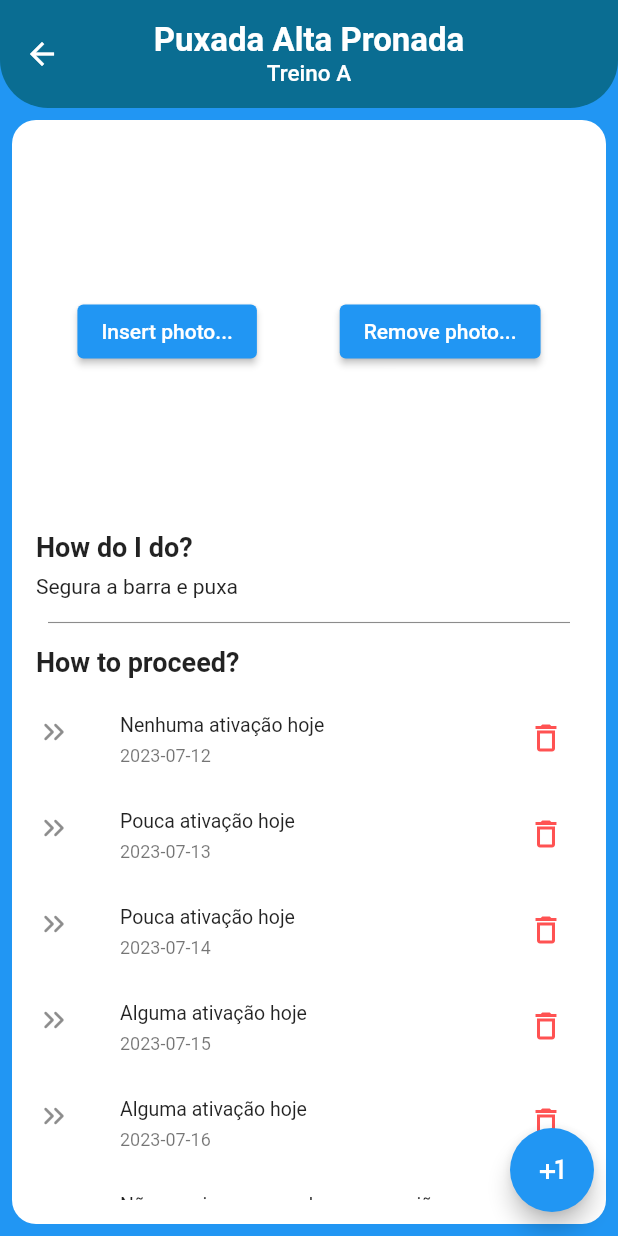
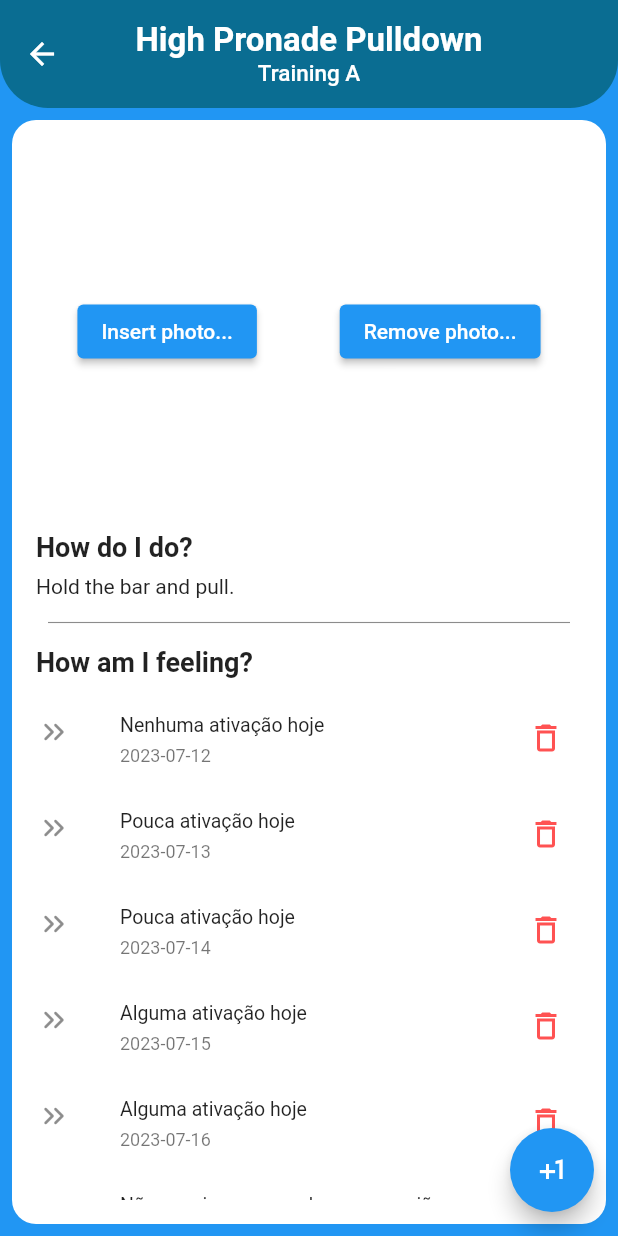
Before and after one commit to danilodequeiroz/flutter-gymapp-trail, a Flutter app: the ScreenGymExercise screen opened directly, on a phone screen of 412 x 824 dp. Run offline on Flutter 3.47's test engine with Material 2 defaults, Android fonts, the light colour scheme and no system bars; missing offline and left inert: logging_to_logcat; generated files the repository leaves out were written again.

Commit message:
moving mocks to its own place outside of ui classes; enabling exercise mock factory.dart with localized argument (dirty because it needs context class, for now ok; improving localization;

```diff
--- a/lib/l10n/app_en.arb
+++ b/lib/l10n/app_en.arb
@@ -32,6 +32,9 @@
   "highPronadePulldown": "High Pronade Pulldown",
   "@highPronadePulldown": {},
 
+  "holdTheBarAndPull": "Hold the bar and pull.",
+  "@holdTheBarAndPull": {},
+
   "trainingA": "Training A",
   "@rainingA": {},
 
@@ -44,7 +47,7 @@
   "howToDoKeyLabel": "How do I do?",
   "@howToDoKeyLabel": {},
 
-  "howAmIFeelingKeyLabel": "How to proceed?",
+  "howAmIFeelingKeyLabel": "How am I feeling?",
   "@howAmIFeelingKeyLabel": {},
 
   "formEmailKeyLabel": "E-mail",
--- a/lib/l10n/app_pt.arb
+++ b/lib/l10n/app_pt.arb
@@ -31,6 +31,9 @@
 
   "highPronadePulldown": "Puxada Alta Pronada",
   "@highPronadePulldown": {},
+
+  "holdTheBarAndPull": "Segura a barra e puxa.",
+  "@holdTheBarAndPull": {},
 
   "trainingA": "Treino A",
   "@rainingA": {},
--- a/lib/main.dart
+++ b/lib/main.dart
@@ -1,6 +1,4 @@
 import 'package:flutter/material.dart';
-import 'package:flutter_gymapp/models/model_exercise.dart';
-import 'package:flutter_gymapp/ui/ui_screen_auth.dart';
 import 'package:flutter_gymapp/ui/ui_screen_gym_exercise.dart';
 import 'package:flutter_localizations/flutter_localizations.dart';
 import 'package:logging_to_logcat/logging_to_logcat.dart';
@@ -39,7 +37,7 @@ class MyApp extends StatelessWidget {
         Locale('en'),
         Locale('pt'),
       ],
-      home: ScreenAuth(),
+      home: ScreenGymExercise (),
     );
   }
 }
--- /dev/null
+++ b/lib/models/mock/factory.dart
@@ -0,0 +1,28 @@
+import 'package:flutter/widgets.dart';
+import 'package:flutter_gymapp/localization/localization.dart';
+import 'package:flutter_gymapp/models/model_exercise.dart';
+import 'package:flutter_gymapp/models/model_feeling.dart';
+
+class MockFactory {
+  static Exercise getExercise(BuildContext context) {
+    return Exercise(id: "EX001",
+        name: appLocalization(context).highPronadePulldown,
+        training: appLocalization(context).trainingA,
+        howTo: appLocalization(context).holdTheBarAndPull);
+  }
+
+  static List<Feeling> someFeelingList() {
+    return [
+      Feeling(
+          id: "FE001", feeling: "Nenhuma ativação hoje", date: "2023-07-12"),
+      Feeling(id: "FE002", feeling: "Pouca ativação hoje", date: "2023-07-13"),
+      Feeling(id: "FE003", feeling: "Pouca ativação hoje", date: "2023-07-14"),
+      Feeling(id: "FE004", feeling: "Alguma ativação hoje", date: "2023-07-15"),
+      Feeling(id: "FE005", feeling: "Alguma ativação hoje", date: "2023-07-16"),
+      Feeling(
+          id: "FE006",
+          feeling: "Não consigo mexer o braço na região",
+          date: "2023-07-17"),
+    ];
+  }
+}
--- a/lib/ui/ui_screen_gym_exercise.dart
+++ b/lib/ui/ui_screen_gym_exercise.dart
@@ -1,29 +1,11 @@
 import 'package:flutter/material.dart';
-import 'package:flutter_gen/gen_l10n/app_localizations.dart';
 import 'package:flutter_gymapp/_common/colors.dart';
-import 'package:flutter_gymapp/models/model_exercise.dart';
+import 'package:flutter_gymapp/localization/localization.dart';
+import 'package:flutter_gymapp/models/mock/factory.dart';
 import 'package:flutter_gymapp/models/model_feeling.dart';
 
 class ScreenGymExercise extends StatelessWidget {
-  ScreenGymExercise({super.key});
-
-  final Exercise exercise = Exercise(
-      id: "EX001",
-      name: "Puxada Alta Pronada",
-      training: "Treino A",
-      howTo: "Segura a barra e puxa");
-
-  final List<Feeling> feelings = [
-    Feeling(id: "FE001", feeling: "Nenhuma ativação hoje", date: "2023-07-12"),
-    Feeling(id: "FE002", feeling: "Pouca ativação hoje", date: "2023-07-13"),
-    Feeling(id: "FE003", feeling: "Pouca ativação hoje", date: "2023-07-14"),
-    Feeling(id: "FE004", feeling: "Alguma ativação hoje", date: "2023-07-15"),
-    Feeling(id: "FE005", feeling: "Alguma ativação hoje", date: "2023-07-16"),
-    Feeling(
-        id: "FE006",
-        feeling: "Não consigo mexer o braço na região",
-        date: "2023-07-17"),
-  ];
+  const ScreenGymExercise({super.key});
 
   @override
   Widget build(BuildContext context) {
@@ -33,11 +15,11 @@ class ScreenGymExercise extends StatelessWidget {
           title: Column(
             children: [
               Text(
-                exercise.name,
+                MockFactory.getExercise(context).name,
                 style:
                     const TextStyle(fontWeight: FontWeight.bold, fontSize: 22),
               ),
-              Text(exercise.training, style: const TextStyle(fontSize: 15))
+              Text(MockFactory.getExercise(context).training, style: const TextStyle(fontSize: 15))
             ],
           ),
           centerTitle: true,
@@ -68,25 +50,25 @@ class ScreenGymExercise extends StatelessWidget {
                     children: [
                       ElevatedButton(
                           onPressed: () {},
-                          child: Text(AppLocalizations.of(context).putPictureKeyLabel)),
+                          child: Text(appLocalization(context).putPictureKeyLabel)),
                       ElevatedButton(
                           onPressed: () {},
-                          child: Text(AppLocalizations.of(context).deletePictureKeyLabel))
+                          child: Text(appLocalization(context).deletePictureKeyLabel))
                     ],
                   )),
               const SizedBox(height: 8),
-              Text(AppLocalizations.of(context).howToDoKeyLabel,
+              Text(appLocalization(context).howToDoKeyLabel,
                   style: const TextStyle(
                     fontWeight: FontWeight.bold,
                     fontSize: 18,
                   )),
               const SizedBox(height: 8),
-              Text(exercise.howTo),
+              Text(MockFactory.getExercise(context).howTo),
               const Padding(
                 padding: EdgeInsets.all(8.0),
                 child: Divider(color: Colors.black45, thickness: 0.75),
               ),
-              Text(AppLocalizations.of(context).howAmIFeelingKeyLabel,
+              Text(appLocalization(context).howAmIFeelingKeyLabel,
                   style: const TextStyle(
                       fontWeight: FontWeight.bold, fontSize: 18)),
               const SizedBox(height: 8),
@@ -103,8 +85,8 @@ class ScreenGymExercise extends StatelessWidget {
   }
 
   List<Widget> getListChildren() {
-    List<Widget> valor = List.generate(feelings.length, (index) {
-      Feeling currentFeeling = feelings[index];
+    List<Widget> valor = List.generate(MockFactory.someFeelingList().length, (index) {
+      Feeling currentFeeling = MockFactory.someFeelingList()[index];
       return ListTile(
         dense: true,
         contentPadding: EdgeInsets.zero,
```
